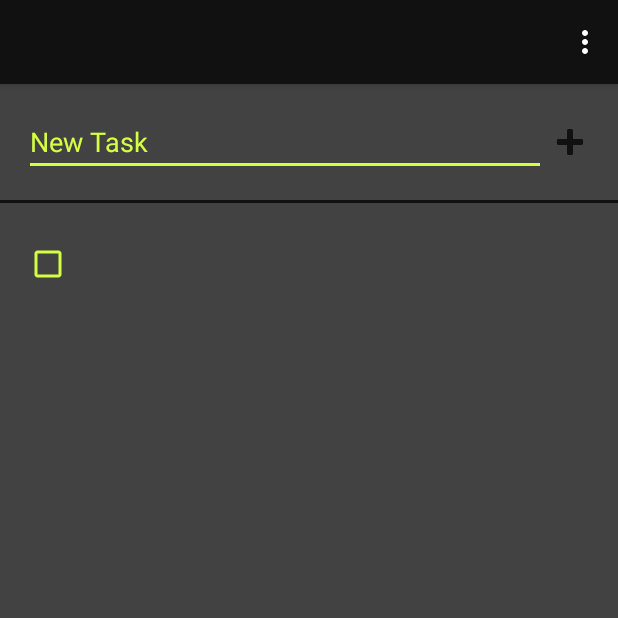
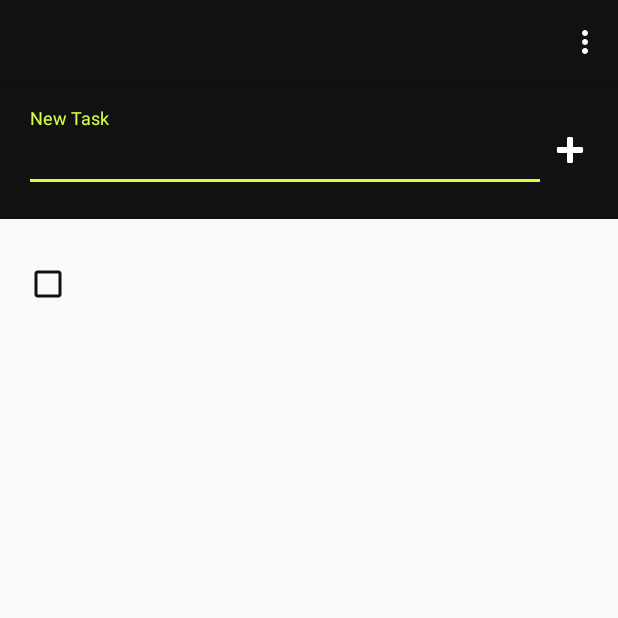
Before and after one commit to btdrucke/listster, an Android app: the ListDetailActivity screen opened directly, with no data from a screen before it, after a tap on an icon or button, on a phone screen of 412 x 824 dp, the top half of it. Run offline under Robolectric (Android 15) with nearby library versions, the phone set to English and light mode, and no system bars; our stand-ins replace Firebase (no records; nobody signed in at launch, a user with empty details on screens opened directly), data binding; 1 statement that could not run was skipped.

Commit message:
Updated UI & non-filtered items showing up in lists

```diff
--- a/app/src/main/java/com/whizbang/listster/list/UserListItemAdapter.java
+++ b/app/src/main/java/com/whizbang/listster/list/UserListItemAdapter.java
@@ -1,6 +1,5 @@
 package com.whizbang.listster.list;
 
-import android.content.Context;
 import android.databinding.DataBindingUtil;
 import android.support.v7.widget.CardView;
 import android.support.v7.widget.RecyclerView;
@@ -14,7 +13,6 @@ import android.widget.TextView;
 import com.whizbang.listster.R;
 import com.whizbang.listster.databinding.ListItemRowBinding;
 import com.whizbang.listster.list.UserListItemAdapter.ListItemViewHolder;
-import com.whizbang.listster.listdetail.ListDetailActivity;
 
 import java.util.ArrayList;
 import java.util.List;
@@ -56,10 +54,6 @@ public class UserListItemAdapter extends RecyclerView.Adapter<ListItemViewHolder
     public ListItemViewHolder onCreateViewHolder(ViewGroup parent, int viewType) {
         ListItemRowBinding binding = DataBindingUtil.inflate(
                 LayoutInflater.from(parent.getContext()), R.layout.list_item_row, parent, false);
-//        binding.cardView.setOnClickListener(v -> {
-//            Context context = v.getContext();
-//            context.startActivity(ListDetailActivity.getStartIntent(context, null));
-//        });
         return new ListItemViewHolder(binding);
     }
 
--- a/app/src/main/java/com/whizbang/listster/listdetail/ListDetailActivity.java
+++ b/app/src/main/java/com/whizbang/listster/listdetail/ListDetailActivity.java
@@ -31,7 +31,9 @@ import com.whizbang.listster.GoogleSignInActivity;
 import com.whizbang.listster.R;
 import com.whizbang.listster.databinding.ActivityListBinding;
 
+import java.util.ArrayList;
 import java.util.HashMap;
+import java.util.List;
 
 
 public class ListDetailActivity extends AppCompatActivity {
@@ -106,8 +108,8 @@ public class ListDetailActivity extends AppCompatActivity {
 
 
     private void addItem(String title, String author, boolean completed) {
-        //        String key = writeNewItem(title, author, completed);
-        mAdapter.addItem(new ListDetailItem(null, title, author, completed));
+        String key = writeNewItem(title, author, completed);
+        mAdapter.addItem(new ListDetailItem(key, title, author, completed));
     }
 
 
@@ -143,10 +145,8 @@ public class ListDetailActivity extends AppCompatActivity {
     private void onItemsChange(DataSnapshot dataSnapshot) {
         GenericTypeIndicator<HashMap<String, ListDetailItem>> t = new GenericTypeIndicator<HashMap<String, ListDetailItem>>() {
         };
-        //        mUserItems = dataSnapshot.getValue(t);
-        //        if (mUserItemsRefs != null) {
-        //            updateUi();
-        //        }
+        mUserItems = dataSnapshot.getValue(t);
+        updateUi();
     }
 
 
@@ -157,22 +157,14 @@ public class ListDetailActivity extends AppCompatActivity {
 
 
     private void updateUi() {
-        //        List<ListDetailItem> thisUsersLists = new ArrayList<>();
-        //        if (mUserItemsRefs != null) {
-        //            for (String listRef : mUserItemsRefs.values()) {
-        //                UserList userList = mUserItems.get(listRef);
-        //                userList.key = listRef;
-        //                Log.d(TAG, "Got list: " + userList);
-        //                thisUsersLists.add(userList);
-        //            }
-        //        }
-        //        Collections.sort(thisUsersLists, (lhs, rhs) -> {
-        //            // By last modified time, descending.
-        //            return Long.compare(rhs.lastModifedUtcMillis, lhs.lastModifedUtcMillis);
-        //        });
-        //
-        //
-        //        mAdapter.setItems(thisUsersLists);
+        List<ListDetailItem> thisUsersListItems = new ArrayList<>();
+        if (mUserItems != null) {
+            for (ListDetailItem item : mUserItems.values()) {
+                thisUsersListItems.add(item);
+            }
+        }
+
+        mAdapter.setItems(thisUsersListItems);
     }
 
 
@@ -189,10 +181,7 @@ public class ListDetailActivity extends AppCompatActivity {
     private String writeNewItem(String title, String author, boolean completed) {
         DatabaseReference newItem = mDbRef.child("items").push();
         String key = newItem.getKey();
-        newItem.child("listKey").setValue(mListKey);
-        newItem.child("title").setValue(title);
-        newItem.child("user").setValue(author);
-        newItem.child("status").setValue(completed);
+        newItem.setValue(new ListDetailItem(mListKey, title, author, completed));
         return key;
     }
 
@@ -247,7 +236,8 @@ public class ListDetailActivity extends AppCompatActivity {
                     Log.d(TAG, "onActivityResult: sent invitation " + id);
                 }
             } else {
-                Snackbar.make(mBinding.getRoot(), R.string.invite_failed, Snackbar.LENGTH_LONG).show();
+                Snackbar.make(mBinding.getRoot(), R.string.invite_failed, Snackbar.LENGTH_LONG)
+                        .show();
             }
         }
     }
--- a/app/src/main/java/com/whizbang/listster/listdetail/ListDetailAdapter.java
+++ b/app/src/main/java/com/whizbang/listster/listdetail/ListDetailAdapter.java
@@ -4,6 +4,9 @@ import android.support.v7.widget.RecyclerView;
 import android.view.LayoutInflater;
 import android.view.View;
 import android.view.ViewGroup;
+import android.widget.CheckBox;
+import android.widget.CompoundButton;
+import android.widget.CompoundButton.OnCheckedChangeListener;
 import android.widget.TextView;
 
 import com.whizbang.listster.R;
@@ -54,7 +57,15 @@ public class ListDetailAdapter extends RecyclerView.Adapter<ListDetailAdapter.Vi
         TextView title = holder.title;
         title.setText(item.title);
         TextView author = holder.author;
-        author.setText(item.author);
+        author.setText(item.lastModifiedUser);
+
+        CheckBox completeStatus = holder.completeStatus;
+        completeStatus.setOnCheckedChangeListener(new OnCheckedChangeListener() {
+            @Override
+            public void onCheckedChanged(CompoundButton buttonView, boolean isChecked) {
+                //Update on Server checked Status
+            }
+        });
     }
 
 
@@ -62,12 +73,14 @@ public class ListDetailAdapter extends RecyclerView.Adapter<ListDetailAdapter.Vi
 
         public TextView title;
         public TextView author;
+        public CheckBox completeStatus;
 
 
         public ViewHolder(View v) {
             super(v);
             title = (TextView) v.findViewById(R.id.title);
             author = (TextView) v.findViewById(R.id.sub_text);
+            completeStatus = (CheckBox) v.findViewById(R.id.item_completed);
         }
     }
 }
--- a/app/src/main/java/com/whizbang/listster/listdetail/ListDetailItem.java
+++ b/app/src/main/java/com/whizbang/listster/listdetail/ListDetailItem.java
@@ -1,17 +1,29 @@
 package com.whizbang.listster.listdetail;
+
+import android.support.annotation.Keep;
+
 
 public class ListDetailItem {
 
     public String listKey;
     public String title;
-    public String author;
+    public String lastModifiedUser;
+    public long lastModifiedUtcMillis;
     public boolean completed;
 
 
-    public ListDetailItem(String listKey, String title, String author, boolean completed) {
+    @Keep
+    public ListDetailItem() {
+        this(null, null, null, false);
+    }
+
+
+    public ListDetailItem(String listKey, String title, String lastModifiedUser,
+            boolean completed) {
         this.listKey = listKey;
         this.title = title;
-        this.author = author;
+        this.lastModifiedUser = lastModifiedUser;
+        this.lastModifiedUtcMillis = System.currentTimeMillis();
         this.completed = completed;
     }
 }
--- a/app/src/main/res/layout/activity_list.xml
+++ b/app/src/main/res/layout/activity_list.xml
@@ -5,8 +5,7 @@
     <RelativeLayout
         android:layout_height="match_parent"
         android:layout_width="match_parent"
-        android:orientation="vertical"
-        android:background="@color/cardview_dark_background">
+        android:orientation="vertical">
 
         <android.support.design.widget.AppBarLayout
             android:id="@+id/appbar"
@@ -28,10 +27,11 @@
 
         <RelativeLayout
             android:id="@+id/list_input"
+            android:background="@color/colorPrimaryDark"
+            android:layout_below="@id/appbar"
             android:layout_height="wrap_content"
             android:layout_width="match_parent"
-            android:padding="16dp"
-            android:layout_below="@id/appbar">
+            android:padding="16dp">
 
             <ImageView
                 android:id="@+id/add_item_button"
@@ -40,36 +40,43 @@
                 android:layout_height="wrap_content"
                 android:layout_width="wrap_content"
                 android:src="@android:drawable/ic_input_add"
-                android:tint="@color/colorPrimaryDark"/>
+                android:tint="@color/colorPrimary"/>
 
 
-            <EditText
-                android:id="@+id/new_item"
-                android:ellipsize="end"
-                android:hint="New Task"
-                android:backgroundTint="@color/colorAccent"
-                android:textColorHint="@color/colorAccent"
-                android:shadowColor="@color/colorPrimary"
-                android:textColor="@color/colorPrimaryDark"
-                android:layout_alignParentStart="true"
-                android:layout_centerVertical="true"
+            <android.support.design.widget.TextInputLayout
+                android:id="@+id/item_text_input_layout"
                 android:layout_height="wrap_content"
+                android:layout_width="wrap_content"
                 android:layout_toStartOf="@id/add_item_button"
-                android:layout_width="wrap_content"
-                android:maxLines="1"/>
+                android:layout_alignParentStart="true">
+
+                <EditText
+                    android:id="@+id/new_item"
+                    android:backgroundTint="@color/colorPrimary"
+                    android:ellipsize="end"
+                    android:hint="New Task"
+                    android:imeOptions="actionDone"
+                    android:layout_centerVertical="true"
+                    android:layout_height="wrap_content"
+                    android:layout_width="match_parent"
+                    android:singleLine="true"
+                    android:shadowColor="@color/colorPrimary"
+                    android:textColor="@color/colorPrimary"
+                    android:textColorHint="@color/colorPrimary"/>
+            </android.support.design.widget.TextInputLayout>
 
         </RelativeLayout>
 
         <View
             android:id="@+id/list_input_divider"
+            android:background="@color/colorPrimaryDark"
             android:layout_below="@id/list_input"
-            android:background="@color/colorPrimaryDark"
             android:layout_height="2dp"
             android:layout_width="wrap_content"/>
 
         <android.support.v7.widget.RecyclerView
+            android:id="@+id/list_items"
             android:layout_below="@id/list_input_divider"
-            android:id="@+id/list_items"
             android:layout_height="match_parent"
             android:layout_width="match_parent"
             android:scrollbars="vertical"/>
--- a/app/src/main/res/layout/item.xml
+++ b/app/src/main/res/layout/item.xml
@@ -16,23 +16,23 @@
         android:layout_centerVertical="true"
         android:layout_height="wrap_content"
         android:layout_width="wrap_content"
-        android:buttonTint="@color/colorAccent"/>
+        android:buttonTint="@color/colorPrimaryDark"/>
 
     <TextView
         android:id="@+id/title"
         android:ellipsize="end"
         android:layout_height="wrap_content"
         android:layout_width="wrap_content"
-        android:textColor="@color/colorAccent"
+        android:textColor="@color/colorPrimaryDark"
         android:maxLines="1"
         android:paddingStart="56dp"
         tools:text="Title"
-        android:textSize="16sp"/>
+        android:textSize="20sp"/>
 
     <TextView
         android:id="@+id/sub_text"
         android:ellipsize="end"
-        android:textColor="@color/colorAccent"
+        android:textColor="@color/colorPrimaryDark"
         android:layout_below="@id/title"
         android:layout_height="wrap_content"
         android:layout_width="wrap_content"
```
